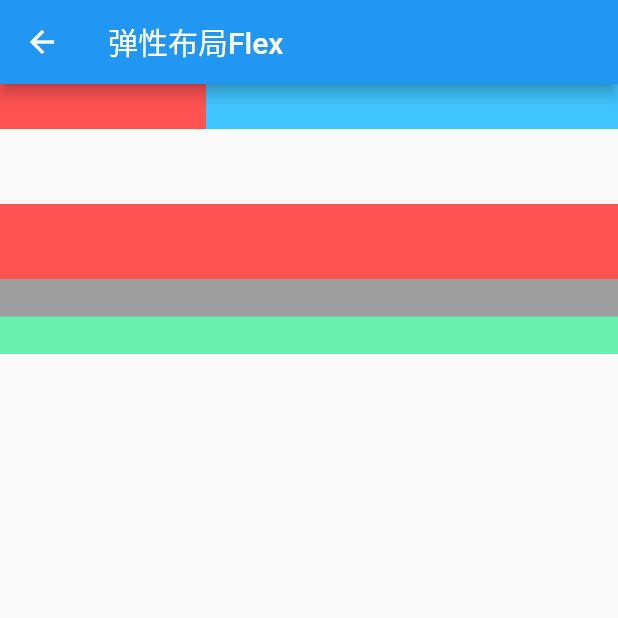
After one commit to Yxjie/Flutter_Study, a Flutter app: the DemoWidget screen opened by its route, after a tap on "弹性布局Flex", on a phone screen of 412 x 824 dp, the top half of it. The commit adds this screen. Run offline on Flutter 3.47's test engine with Material 2 defaults, Android fonts, the phone set to English and light mode, and no system bars.

Commit message:
[MFF] 代码提交

```diff
--- a/flutter_demo/lib/TextForm.dart
+++ b/flutter_demo/lib/TextForm.dart
@@ -1,5 +1,5 @@
 import 'package:flutter/material.dart';
-import 'package:fluttertoast/fluttertoast.dart';
+//import 'package:fluttertoast/fluttertoast.dart';
 
 class TextFormWidget extends StatefulWidget {
   @override
@@ -75,11 +75,11 @@ class TextFormWidgetState extends State<TextFormWidget> {
                         onPressed: () {
                           //开始校验
                           if ((_formKey.currentState as FormState).validate()) {
-                            Fluttertoast.showToast(
-                              msg: "数据验证成功！",
-                              toastLength: Toast.LENGTH_SHORT,
-                              gravity: ToastGravity.CENTER,
-                            );
+//                            Fluttertoast.showToast(
+//                              msg: "数据验证成功！",
+//                              toastLength: Toast.LENGTH_SHORT,
+//                              gravity: ToastGravity.CENTER,
+//                            );
                             Navigator.pop(context);
                           }
                         },
--- /dev/null
+++ b/flutter_demo/lib/container/Flexlayout.dart
@@ -0,0 +1,66 @@
+import 'package:flutter/material.dart';
+
+class FlexLayoutWidget extends StatelessWidget {
+  @override
+  Widget build(BuildContext context) {
+    return Scaffold(
+      appBar: AppBar(
+        title: Text("弹性布局Flex"),
+      ),
+      body: Column(
+        children: <Widget>[
+          Flex(
+            direction: Axis.horizontal,
+            children: <Widget>[
+              Expanded(
+                child: Container(
+                  color: Colors.redAccent,
+                  height: 30.0,
+                ),
+                flex: 1,
+              ),
+              Expanded(
+                child: Container(
+                  color: Colors.lightBlueAccent,
+                  height: 30.0,
+                ),
+                flex: 2,
+              ),
+            ],
+          ),
+          Padding(
+            padding: const EdgeInsets.only(top: 50.0),
+            child: SizedBox(
+              height: 100.0,
+              child: Container(
+                color: Colors.grey,
+                child: Flex(
+                  direction: Axis.vertical,
+                  children: <Widget>[
+                    Expanded(
+                      child: Container(
+                        height: 30.0,
+                        color: Colors.redAccent,
+                      ),
+                      flex: 2,
+                    ),
+                    Spacer(
+                      flex: 1,
+                    ),
+                    Expanded(
+                      child: Container(
+                        height: 50.0,
+                        color: Colors.greenAccent,
+                      ),
+                      flex: 1,
+                    )
+                  ],
+                ),
+              ),
+            ),
+          )
+        ],
+      ),
+    );
+  }
+}
--- /dev/null
+++ b/flutter_demo/lib/container/FlowLayout.dart
@@ -0,0 +1,13 @@
+import 'package:flutter/material.dart';
+
+class FlowLayoutWidget extends StatelessWidget{
+  @override
+  Widget build(BuildContext context) {
+    return Scaffold(
+      appBar: AppBar(
+        title: Text("流式布局Flow,Wrap"),
+      ),
+    );
+  }
+
+}
--- a/flutter_demo/lib/demo.dart
+++ b/flutter_demo/lib/demo.dart
@@ -9,6 +9,8 @@ import 'textField.dart';
 import 'textFiled2.dart';
 import 'TextForm.dart';
 import 'container/LinearLayout.dart';
+import 'container/Flexlayout.dart';
+import 'container/FlowLayout.dart';
 
 class DemoWidget extends StatelessWidget {
   @override
@@ -88,6 +90,17 @@ class DemoWidget extends StatelessWidget {
                 Navigator.push(context,
                     MaterialPageRoute(builder: (context) => LinearlayoutWidget()));
               }),
+
+          CustomList(
+              title: "弹性布局Flex",
+              callback: () {
+                Navigator.push(context,
+                    MaterialPageRoute(builder: (context) => FlexLayoutWidget()));
+              }),
+
+          CustomList(title: "流式布局Flow,Wrap", callback: (){
+            Navigator.push(context, MaterialPageRoute(builder: (context)=> FlowLayoutWidget()));
+          }),
         ],
       ),
     );
--- a/flutter_demo/pubspec.yaml
+++ b/flutter_demo/pubspec.yaml
@@ -19,7 +19,7 @@ dependencies:
   # The following adds the Cupertino Icons font to your application.
   # Use with the CupertinoIcons class for iOS style icons.
   cupertino_icons: ^0.1.2
-  fluttertoast: ^2.1.5
+#  fluttertoast: ^2.1.5
 
 
 dev_dependencies:
```
